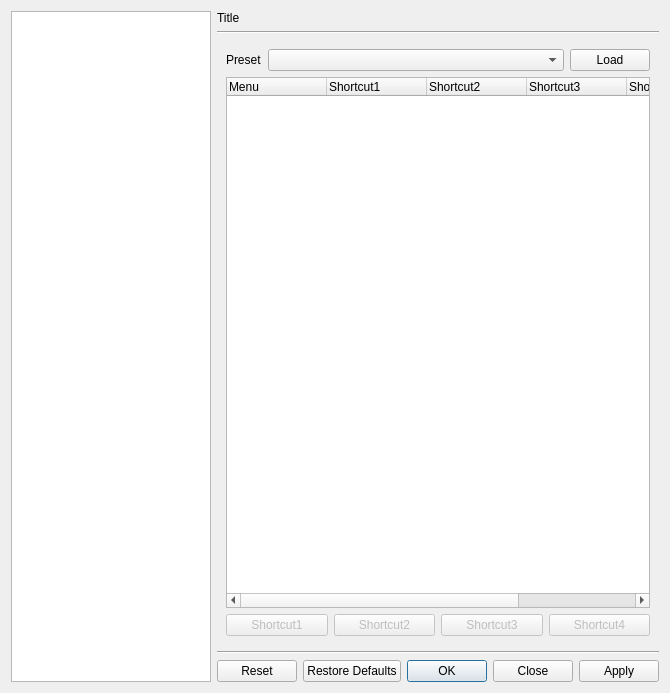
This is src/bomi/ui/prefdialog.ui in bylee20/bomi as Qt 5 draws it before an edit. The edited form follows.
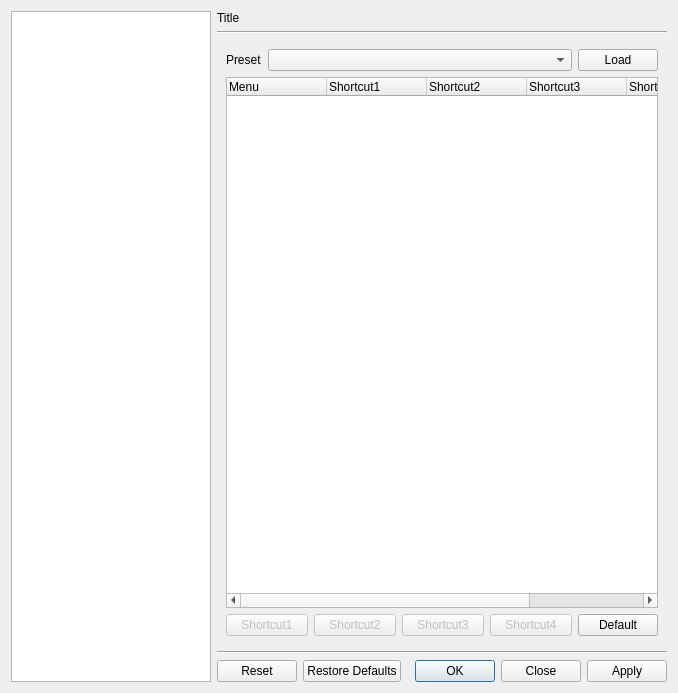
This is the edited form. The open tabs and pages were chosen to show the change. Icons and pictures are not drawn. Custom widgets are drawn as their Qt base class.

Commit message:
* Fix: keep 'default' shortcuts for unchanged shortcuts of actions
Shorcuts in 'default' state always use and display default shortcut and display even if the defaults are changed or updated.
Previous implementation could not reflect change or update of default shortcut neverthelss user never changed shortcuts.

The edit to the form file:
```diff
--- a/src/bomi/ui/prefdialog.ui
+++ b/src/bomi/ui/prefdialog.ui
@@ -6,7 +6,7 @@
    <rect>
     <x>0</x>
     <y>0</y>
-    <width>668</width>
+    <width>678</width>
     <height>693</height>
    </rect>
   </property>
@@ -1956,6 +1956,13 @@
              </property>
             </widget>
            </item>
+           <item>
+            <widget class="QPushButton" name="shortcut_default">
+             <property name="text">
+              <string>Default</string>
+             </property>
+            </widget>
+           </item>
           </layout>
          </item>
         </layout>
```
Left out of the diff: 4 changed lines with no effect on the pictures. The commit also changes 13 other files.
